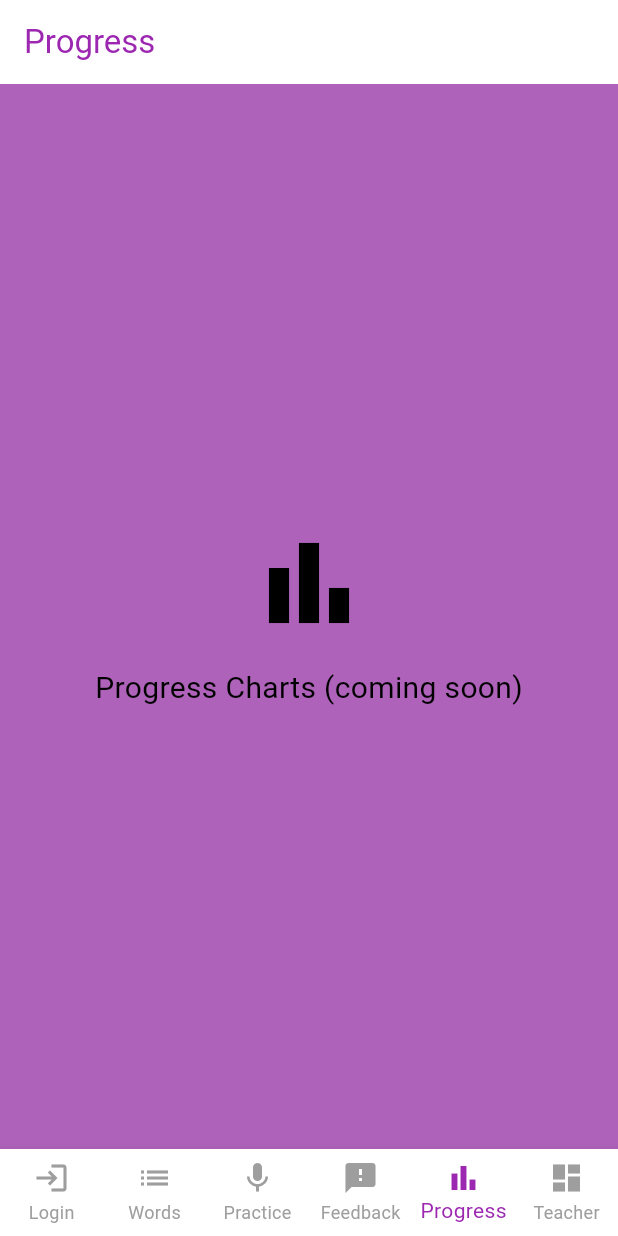
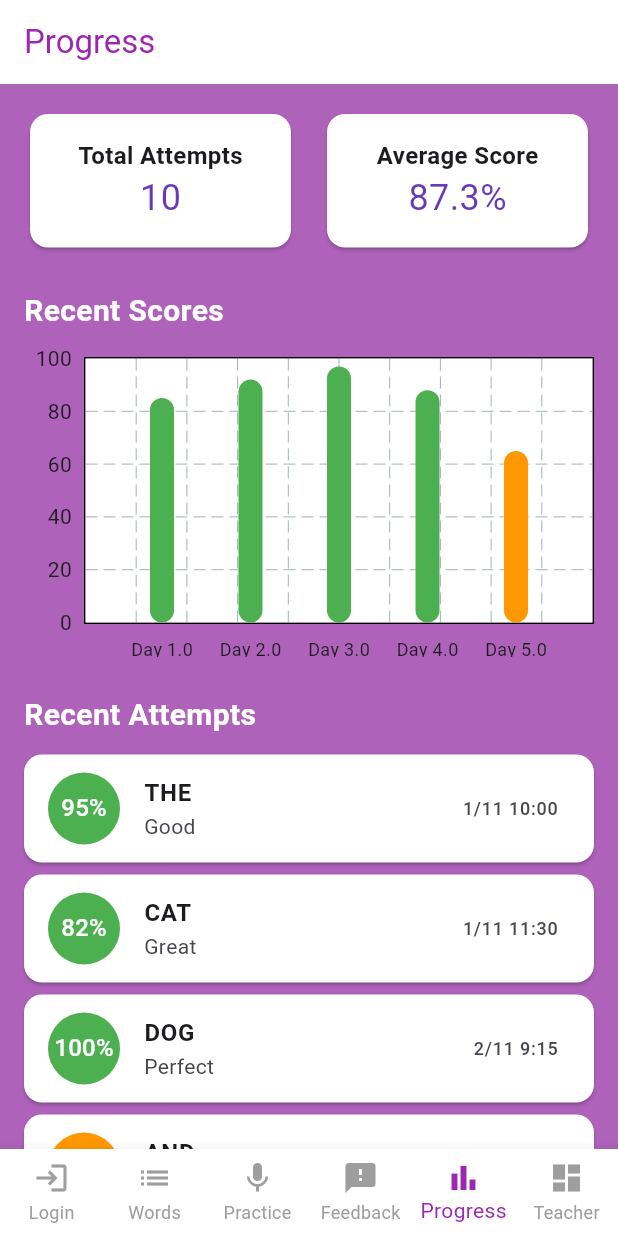
Before and after one commit to ngmille/readright, a Flutter app: the screen it shows after launch, item 5 of the bottom bar chosen, on a phone screen of 412 x 824 dp. Run offline on Flutter 3.47's test engine with Material 3 defaults, Android fonts, the phone set to English and light mode, and no system bars; drawn by our look-alikes of fl_chart; our stand-ins replace csv.

Commit message:
Add attempt model and update progress screen

```diff
--- /dev/null
+++ b/lib/models/attempt_model.dart
@@ -0,0 +1,15 @@
+class Attempt {
+  final String id;
+  final String wordText;
+  final int score;
+  final String feedback;
+  final DateTime createdAt;
+
+  const Attempt({
+    required this.id,
+    required this.wordText,
+    required this.score,
+    required this.feedback,
+    required this.createdAt,
+  });
+}
--- a/lib/progress_screen.dart
+++ b/lib/progress_screen.dart
@@ -1,7 +1,30 @@
 import 'package:flutter/material.dart';
+import 'package:fl_chart/fl_chart.dart';
+import 'models/attempt_model.dart';
 
 class ProgressScreen extends StatelessWidget {
   const ProgressScreen({super.key});
+
+  static final List<Attempt> _testData = [
+    Attempt(id: '1', wordText: 'the', score: 95, feedback: 'Good', createdAt: DateTime(2025, 11, 1, 10, 0)),
+    Attempt(id: '2', wordText: 'cat', score: 82, feedback: 'Great', createdAt: DateTime(2025, 11, 1, 11, 30)),
+    Attempt(id: '3', wordText: 'dog', score: 100, feedback: 'Perfect', createdAt: DateTime(2025, 11, 2, 9, 15)),
+    Attempt(id: '4', wordText: 'and', score: 78, feedback: 'Bad', createdAt: DateTime(2025, 11, 2, 14, 20)),
+    Attempt(id: '5', wordText: 'bed', score: 91, feedback: 'Awful', createdAt: DateTime(2025, 11, 3, 8, 45)),
+    Attempt(id: '6', wordText: 'pig', score: 65, feedback: 'Good', createdAt: DateTime(2025, 11, 3, 12, 10)),
+    Attempt(id: '7', wordText: 'the', score: 88, feedback: 'OK', createdAt: DateTime(2025, 11, 3, 15, 5)),
+    Attempt(id: '8', wordText: 'sun', score: 97, feedback: 'F-', createdAt: DateTime(2025, 11, 3, 16, 30)),
+    Attempt(id: '9', wordText: 'a', score: 92, feedback: 'Poor pronounciation', createdAt: DateTime(2025, 11, 3, 17, 0)),
+    Attempt(id: '10', wordText: 'hat', score: 85, feedback: 'A+', createdAt: DateTime(2025, 11, 3, 18, 15)),
+  ];
+
+  // Calculate stats
+  static int get _totalAttempts => _testData.length;
+  static double get _averageScore {
+    if (_testData.isEmpty) return 0;
+    final sum = _testData.map((a) => a.score).reduce((a, b) => a + b);
+    return sum / _totalAttempts;
+  }
 
   @override
   Widget build(BuildContext context) {
@@ -11,19 +34,130 @@ class ProgressScreen extends StatelessWidget {
         title: const Text('Progress'),
         backgroundColor: Colors.white,
       ),
-      body: Center(
+      body: SingleChildScrollView(
+        padding: const EdgeInsets.all(16),
         child: Column(
-          mainAxisAlignment: MainAxisAlignment.center,
-          children: const [
-            Icon(Icons.bar_chart, size: 80, color: Colors.black),
-            SizedBox(height: 16),
-            Text(
-              'Progress Charts (coming soon)',
-              style: TextStyle(fontSize: 20, color: Colors.black),
+          crossAxisAlignment: CrossAxisAlignment.start,
+          children: [
+            // Summary Cards
+            Row(
+              children: [
+                Expanded(
+                  child: Card(
+                    color: Colors.white,
+                    child: Padding(
+                      padding: const EdgeInsets.all(16),
+                      child: Column(
+                        children: [
+                          const Text('Total Attempts', style: TextStyle(fontSize: 16, fontWeight: FontWeight.bold)),
+                          Text('$_totalAttempts', style: const TextStyle(fontSize: 24, color: Colors.deepPurple)),
+                        ],
+                      ),
+                    ),
+                  ),
+                ),
+                const SizedBox(width: 16),
+                Expanded(
+                  child: Card(
+                    color: Colors.white,
+                    child: Padding(
+                      padding: const EdgeInsets.all(16),
+                      child: Column(
+                        children: [
+                          const Text('Average Score', style: TextStyle(fontSize: 16, fontWeight: FontWeight.bold)),
+                          Text('${_averageScore.toStringAsFixed(1)}%', style: const TextStyle(fontSize: 24, color: Colors.deepPurple)),
+                        ],
+                      ),
+                    ),
+                  ),
+                ),
+              ],
             ),
+            const SizedBox(height: 24),
+            // Simple Bar Chart (last 5 attempts scores)
+            const Text('Recent Scores', style: TextStyle(fontSize: 20, fontWeight: FontWeight.bold, color: Colors.white)),
+            const SizedBox(height: 16),
+            SizedBox(
+              height: 200,
+              child: RecentScoresChart(attempts: _testData),
+            ),
+            const SizedBox(height: 24),
+            // Recent Attempts List
+            const Text('Recent Attempts', style: TextStyle(fontSize: 20, fontWeight: FontWeight.bold, color: Colors.white)),
+            const SizedBox(height: 8),
+            ..._testData.take(5).map((attempt) => Card(
+                  color: Colors.white,
+                  margin: const EdgeInsets.symmetric(vertical: 4),
+                  child: ListTile(
+                    leading: CircleAvatar(
+                      backgroundColor: attempt.score >= 80 ? Colors.green : Colors.orange,
+                      radius: 24,
+                      child: Text('${attempt.score}%', style: const TextStyle(color: Colors.white)),
+                    ),
+                    title: Text(attempt.wordText.toUpperCase(), style: const TextStyle(fontWeight: FontWeight.bold)),
+                    subtitle: Text(attempt.feedback),
+                    trailing: Text(
+                      '${attempt.createdAt.day}/${attempt.createdAt.month} ${attempt.createdAt.hour}:${attempt.createdAt.minute.toString().padLeft(2, '0')}',
+                      style: const TextStyle(fontSize: 12),
+                    ),
+                  ),
+                )),
           ],
         ),
       ),
     );
   }
 }
+
+// Chart widget
+class RecentScoresChart extends StatelessWidget {
+  final List<Attempt> attempts;
+
+  const RecentScoresChart({super.key, required this.attempts});
+
+  @override
+  Widget build(BuildContext context) {
+    final recent = attempts.reversed.take(5).toList(); // Last 5
+    final barGroups = recent.asMap().entries.map((entry) {
+      final index = entry.key;
+      final attempt = entry.value;
+      return BarChartGroupData(
+        x: index,
+        barRods: [
+          BarChartRodData(
+            toY: attempt.score.toDouble(),
+            color: attempt.score >= 80 ? Colors.green : Colors.orange,
+            width: 16,
+          ),
+        ],
+      );
+    }).toList();
+
+    return BarChart(
+      BarChartData(
+        barGroups: barGroups,
+        maxY: 100,
+        backgroundColor: Colors.white,
+        titlesData: FlTitlesData(
+          bottomTitles: AxisTitles(
+            sideTitles: SideTitles(
+              showTitles: true,
+              getTitlesWidget: (value, meta) => Padding(
+                padding: const EdgeInsets.only(top: 8),
+                child: Text('Day ${value + 1}', style: const TextStyle(fontSize: 12)),
+              ),
+            ),
+          ),
+          leftTitles: AxisTitles(
+            sideTitles: SideTitles(showTitles: true, reservedSize: 40),
+          ),
+          topTitles: const AxisTitles(sideTitles: SideTitles(showTitles: false)),
+          rightTitles: const AxisTitles(sideTitles: SideTitles(showTitles: false)),
+        ),
+        borderData: FlBorderData(show: true),
+        gridData: const FlGridData(show: true),
+        barTouchData: BarTouchData(enabled: false),
+      ),
+    );
+  }
+}
--- a/pubspec.yaml
+++ b/pubspec.yaml
@@ -36,6 +36,8 @@ dependencies:
   # Use with the CupertinoIcons class for iOS style icons.
   cupertino_icons: ^1.0.8
   fl_chart: ^1.1.1
+  flutter_sound: ^9.28.0
+  permission_handler: ^12.0.1
 
 dev_dependencies:
   flutter_test:
```
Also changed, not shown: pubspec.lock, 13 other files.
